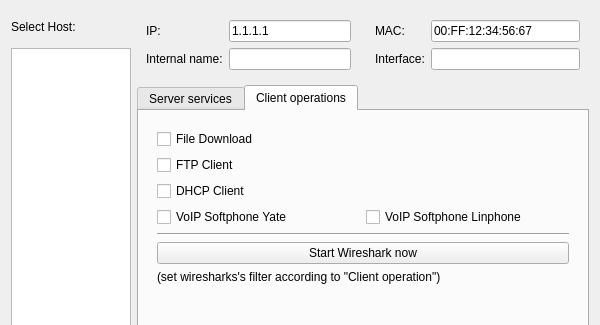
Before: the Qt Designer form confHost.ui in koppd/mt, drawn with Qt 5; both pictures show x 0 to 600 and y 0 to 325 of the 600 by 489 pixel window.
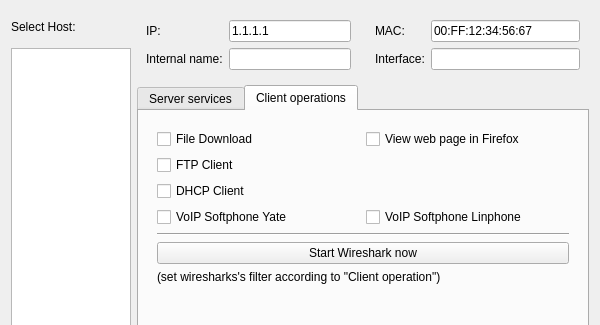
After: the same form once the commit is applied. The open tabs and pages were chosen to show the change.

Commit message: new feature: View Web page in Firefox

Patch:
```diff
--- a/confHost.ui
+++ b/confHost.ui
@@ -240,13 +240,6 @@
             </property>
            </widget>
           </item>
-          <item row="2" column="0" colspan="2">
-           <widget class="QCheckBox" name="cbCDHCP">
-            <property name="text">
-             <string>DHCP Client</string>
-            </property>
-           </widget>
-          </item>
           <item row="3" column="1">
            <widget class="QCheckBox" name="cbCVOIPlinphone">
             <property name="text">
@@ -254,13 +247,6 @@
             </property>
            </widget>
           </item>
-          <item row="0" column="0" colspan="2">
-           <widget class="QCheckBox" name="cbDownload">
-            <property name="text">
-             <string>File Download</string>
-            </property>
-           </widget>
-          </item>
           <item row="4" column="0" colspan="2">
            <widget class="Line" name="line">
             <property name="orientation">
@@ -288,6 +274,27 @@
             </property>
            </widget>
           </item>
+          <item row="0" column="0">
+           <widget class="QCheckBox" name="cbDownload">
+            <property name="text">
+             <string>File Download</string>
+            </property>
+           </widget>
+          </item>
+          <item row="2" column="0">
+           <widget class="QCheckBox" name="cbCDHCP">
+            <property name="text">
+             <string>DHCP Client</string>
+            </property>
+           </widget>
+          </item>
+          <item row="0" column="1">
+           <widget class="QCheckBox" name="cbWWW">
+            <property name="text">
+             <string>View web page in Firefox</string>
+            </property>
+           </widget>
+          </item>
          </layout>
         </widget>
        </item>
```
Left out of the diff: 2 changed lines with no effect on the pictures. The commit also changes 2 other files.
